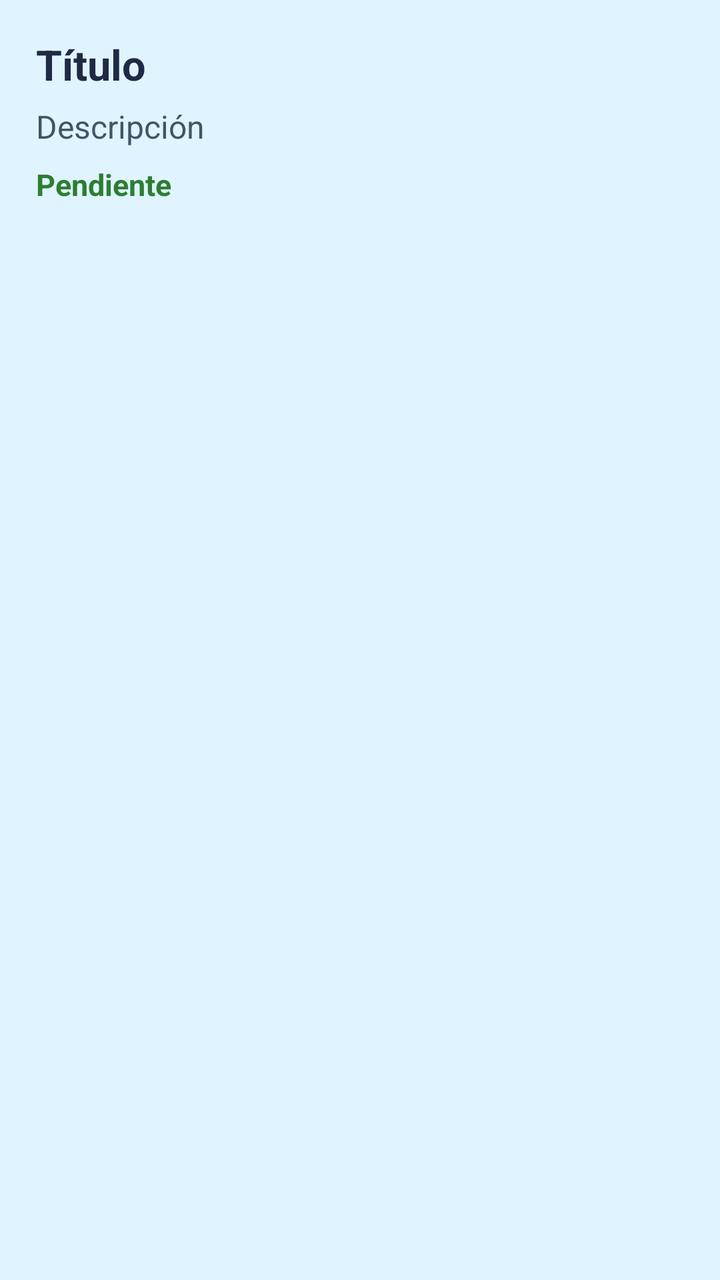
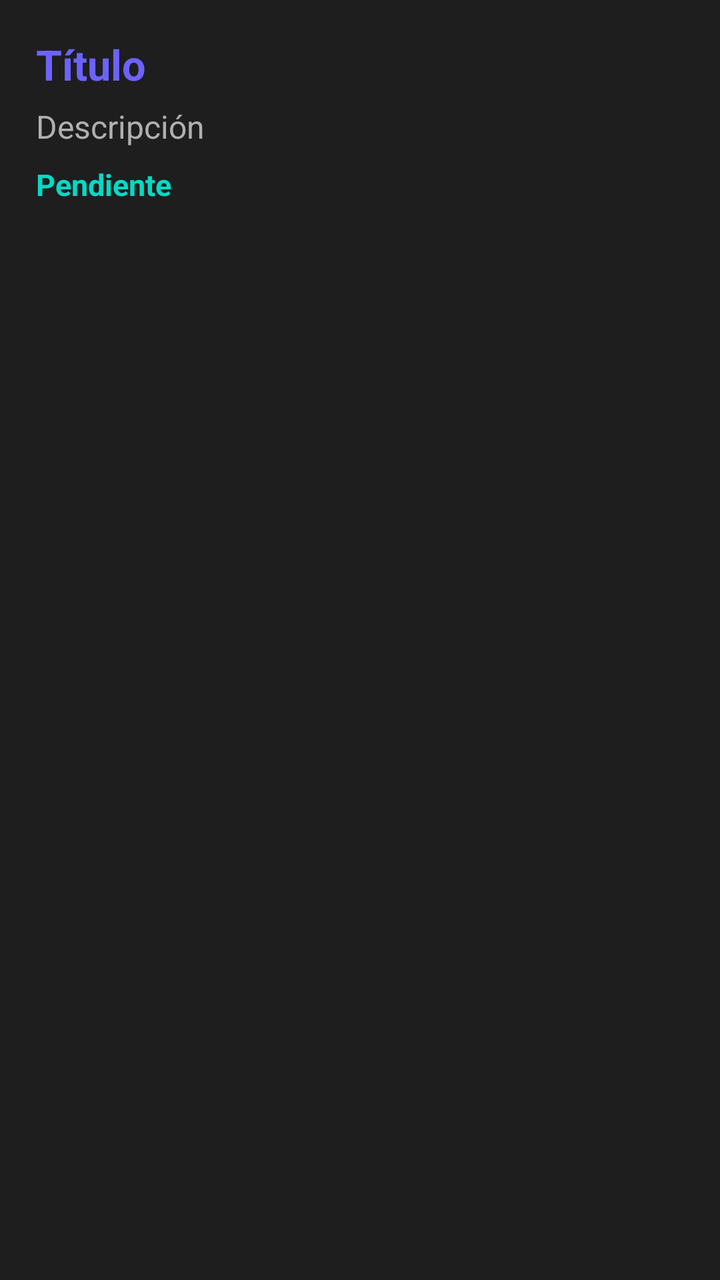

Screens rendered from an Android XML layout before and after an edit, with the pre-edit source and the edit as a unified diff.
<!-- AndroidManifest.xml: application theme Theme.ToDoListApp -->
<!-- res/layout/item_tarea.xml -->
<?xml version="1.0" encoding="utf-8"?>
<LinearLayout
    xmlns:android="http://schemas.android.com/apk/res/android"
    android:layout_width="match_parent"
    android:layout_height="wrap_content"
    android:orientation="vertical"
    android:padding="18dp"
    android:layout_marginBottom="14dp"
    android:background="#DFF4FF"
    android:elevation="3dp">

    <TextView
        android:id="@+id/tvItemTitulo"
        android:layout_width="wrap_content"
        android:layout_height="wrap_content"
        android:text="Título"
        android:textStyle="bold"
        android:textSize="21sp"
        android:textColor="#1F2A44"/>

    <TextView
        android:id="@+id/tvItemDescripcion"
        android:layout_width="wrap_content"
        android:layout_height="wrap_content"
        android:text="Descripción"
        android:textSize="16sp"
        android:textColor="#425466"
        android:layout_marginTop="6dp"/>

    <TextView
        android:id="@+id/tvItemEstado"
        android:layout_width="wrap_content"
        android:layout_height="wrap_content"
        android:text="Pendiente"
        android:textStyle="bold"
        android:textSize="15sp"
        android:textColor="#2E7D32"
        android:layout_marginTop="8dp"/>

</LinearLayout>
<!-- resources referenced by this layout -->
<resources>
  <style name="Theme.ToDoListApp" parent="Base.Theme.ToDoListApp" />
  <style name="Base.Theme.ToDoListApp" parent="Theme.Material3.DayNight.NoActionBar">
          
          
      </style>
</resources>

<!-- the commit's change to res/layout/item_tarea.xml (unified diff, before → after) -->
@@ -6,8 +6,8 @@
     android:orientation="vertical"
     android:padding="18dp"
     android:layout_marginBottom="14dp"
-    android:background="#DFF4FF"
-    android:elevation="3dp">
+    android:background="@color/dark_surface"
+    android:elevation="4dp">
 
     <TextView
         android:id="@+id/tvItemTitulo"
@@ -16,7 +16,7 @@
         android:text="Título"
         android:textStyle="bold"
         android:textSize="21sp"
-        android:textColor="#1F2A44"/>
+        android:textColor="@color/soft_purple"/>
 
     <TextView
         android:id="@+id/tvItemDescripcion"
@@ -24,7 +24,7 @@
         android:layout_height="wrap_content"
         android:text="Descripción"
         android:textSize="16sp"
-        android:textColor="#425466"
+        android:textColor="#B0B0B0"
         android:layout_marginTop="6dp"/>
 
     <TextView
@@ -34,7 +34,7 @@
         android:text="Pendiente"
         android:textStyle="bold"
         android:textSize="15sp"
-        android:textColor="#2E7D32"
+        android:textColor="@color/dark_secondary"
         android:layout_marginTop="8dp"/>
 
 </LinearLayout>
<!-- resource entries referenced after the edit -->
@@ -1,9 +1,39 @@
 <!-- resources referenced by this layout -->
 <resources>
-  <style name="Theme.ToDoListApp" parent="Base.Theme.ToDoListApp" />
-  <style name="Base.Theme.ToDoListApp" parent="Theme.Material3.DayNight.NoActionBar">
+  <color name="dark_secondary">#03DAC6</color>
+  <color name="dark_surface">#1E1E1E</color>
+  <color name="soft_purple">#6C63FF</color>
+  <style name="Theme.ToDoListApp" parent="Theme.MaterialComponents.DayNight.NoActionBar">
           
+          <item name="colorPrimary">@color/soft_purple</item>
+          <item name="colorPrimaryVariant">@color/dark_primary_variant</item>
+          <item name="colorOnPrimary">@color/white</item>
+  
           
+          <item name="colorSecondary">@color/dark_secondary</item>
+          <item name="colorSecondaryVariant">@color/dark_secondary_variant</item>
+          <item name="colorOnSecondary">@color/black</item>
+  
+          
+          <item name="android:windowBackground">@color/dark_background</item>
+          <item name="colorSurface">@color/dark_surface</item>
+          <item name="colorOnSurface">@color/white</item>
+  
+          
+          <item name="android:statusBarColor">@color/dark_background</item>
+  
+          
+          <item name="editTextStyle">@style/CustomEditTextStyle</item>
+      </style>
+  <color name="dark_primary_variant">#3700B3</color>
+  <color name="white">#FFFFFFFF</color>
+  <color name="dark_secondary_variant">#03DAC6</color>
+  <color name="black">#FF000000</color>
+  <color name="dark_background">#121212</color>
+  <style name="CustomEditTextStyle" parent="Widget.AppCompat.EditText">
+          <item name="android:backgroundTint">@color/soft_purple</item>
+          <item name="android:textColor">@color/white</item>
+          <item name="android:textColorHint">#A0A0A0</item>
       </style>
 </resources>
 
